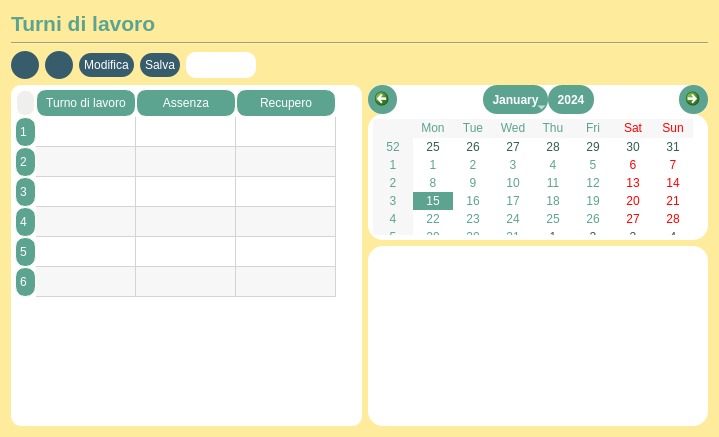
Above: dipendente/DatiDipendente/view/TurniDiLavoro.ui from StracciaMatteo/GestioneCinema before the change. Below: the same form after it.
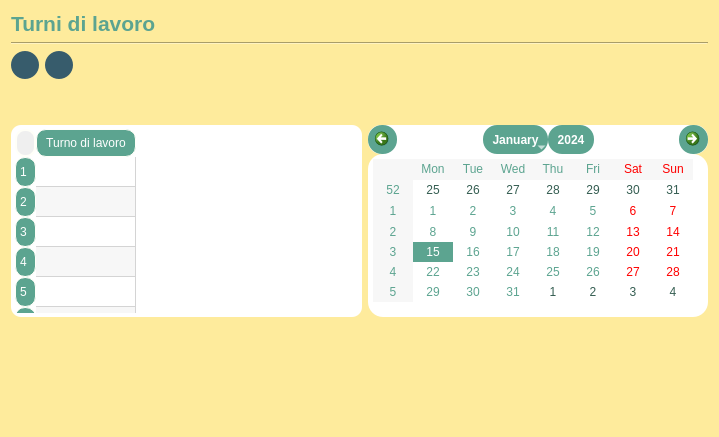
That is the form after the change. Icons and pictures are not drawn.

Commit message: fine implementazione Turni di lavoro e la tabella

The edit to the form file:
```diff
--- a/dipendente/DatiDipendente/view/TurniDiLavoro.ui
+++ b/dipendente/DatiDipendente/view/TurniDiLavoro.ui
@@ -230,140 +230,6 @@
        </property>
       </widget>
      </item>
-     <item>
-      <widget class="QPushButton" name="btn_modifica">
-       <property name="sizePolicy">
-        <sizepolicy hsizetype="Fixed" vsizetype="Fixed">
-         <horstretch>0</horstretch>
-         <verstretch>0</verstretch>
-        </sizepolicy>
-       </property>
-       <property name="styleSheet">
-        <string notr="true">QPushButton{
- border-radius: 12px;
-padding: 5px;
-background-color: rgb(55, 92, 108);
-color: rgb(255, 255, 255);
-border-style: outset;
-}
-
-QPushButton:hover{
-
-background-color: rgb(92, 154, 181);
-}
-QPushButton:pressed{
-border-style: inset;
-background-color: rgb(48, 80, 91);
-}
-
-</string>
-       </property>
-       <property name="text">
-        <string>Modifica</string>
-       </property>
-       <property name="icon">
-        <iconset>
-         <normaloff>Modifica-icon.png</normaloff>Modifica-icon.png</iconset>
-       </property>
-       <property name="iconSize">
-        <size>
-         <width>20</width>
-         <height>20</height>
-        </size>
-       </property>
-      </widget>
-     </item>
-     <item>
-      <widget class="QPushButton" name="btn_salva">
-       <property name="sizePolicy">
-        <sizepolicy hsizetype="Fixed" vsizetype="Fixed">
-         <horstretch>0</horstretch>
-         <verstretch>0</verstretch>
-        </sizepolicy>
-       </property>
-       <property name="styleSheet">
-        <string notr="true">QPushButton{
- border-radius: 12px;
-padding: 5px;
-background-color: rgb(55, 92, 108);
-color: rgb(255, 255, 255);
-border-style: outset;
-}
-
-QPushButton:hover{
-
-background-color: rgb(92, 154, 181);
-}
-QPushButton:pressed{
-border-style: inset;
-background-color: rgb(48, 80, 91);
-}
-
-
-</string>
-       </property>
-       <property name="text">
-        <string>Salva</string>
-       </property>
-       <property name="icon">
-        <iconset>
-         <normaloff>Salva_icon.ico</normaloff>Salva_icon.ico</iconset>
-       </property>
-       <property name="iconSize">
-        <size>
-         <width>16</width>
-         <height>16</height>
-        </size>
-       </property>
-      </widget>
-     </item>
-     <item>
-      <widget class="QComboBox" name="edit_box">
-       <property name="styleSheet">
-        <string notr="true">QComboBox{
-	background: white;
-	border-radius:10px;
-	padding: 5px;
-}
-
-
-QComboBox QAbstractItemView {
-	selection-background-color:rgb(55, 92, 108);
-	background-color: rgb(255, 255, 255);
-	border-radius:5px;
-	padding: 5px;
-
-}
-
-
-QComboBox::down-arrow {
-	 image: url(G:/Secondo anno automazione/Ingegneria del softwear/Cinema/Inerfaccia grafica/ComboBox-arrow.png) ;
-}
-
-QComboBox::down-arrow:disabled { 
-	image: url(G:/Secondo anno automazione/Ingegneria del softwear/Cinema/Inerfaccia grafica/ComboBox-arrow-disabled.png) ;
-}
-
-QComboBox::drop-down{
-	border-radius:10px;
-	padding: 5px;
-}
-
-QComboBox::drop-down:hover{
-	
-	background-color: rgb(92, 176, 150);
-	border-radius:5px;
-	padding: 5px;
-}
-
-QComboBox::down-arrow:on {
-    top: 1px;
-}
-
-</string>
-       </property>
-      </widget>
-     </item>
      <item>
       <spacer name="horizontalSpacer">
        <property name="orientation">
@@ -379,6 +245,22 @@
      </item>
     </layout>
    </item>
+   <item>
+    <spacer name="verticalSpacer_2">
+     <property name="orientation">
+      <enum>Qt::Vertical</enum>
+     </property>
+     <property name="sizeType">
+      <enum>QSizePolicy::Fixed</enum>
+     </property>
+     <property name="sizeHint" stdset="0">
+      <size>
+       <width>20</width>
+       <height>40</height>
+      </size>
+     </property>
+    </spacer>
+   </item>
    <item>
     <layout class="QHBoxLayout" name="horizontalLayout">
      <item>
@@ -480,7 +362,7 @@
         <number>6</number>
        </property>
        <property name="columnCount">
-        <number>3</number>
+        <number>1</number>
        </property>
        <attribute name="horizontalHeaderCascadingSectionResizes">
         <bool>false</bool>
@@ -496,16 +378,6 @@
          <string>Turno di lavoro</string>
         </property>
        </column>
-       <column>
-        <property name="text">
-         <string>Assenza</string>
-        </property>
-       </column>
-       <column>
-        <property name="text">
-         <string>Recupero</string>
-        </property>
-       </column>
       </widget>
      </item>
      <item>
@@ -535,42 +407,23 @@
          </property>
         </widget>
        </item>
-       <item>
-        <widget class="QListWidget" name="listWidget">
-         <property name="sizePolicy">
-          <sizepolicy hsizetype="Maximum" vsizetype="Preferred">
-           <horstretch>0</horstretch>
-           <verstretch>0</verstretch>
-          </sizepolicy>
-         </property>
-         <property name="minimumSize">
-          <size>
-           <width>340</width>
-           <height>0</height>
-          </size>
-         </property>
-         <property name="maximumSize">
-          <size>
-           <width>200</width>
-           <height>300</height>
-          </size>
-         </property>
-         <property name="styleSheet">
-          <string notr="true">QListWidget{
-color: rgb(51, 86, 101);
- border-radius: 15px;
-background-color: rgb(255, 255, 255);
-padding: 5px;
-
-
-}</string>
-         </property>
-        </widget>
-       </item>
       </layout>
      </item>
     </layout>
    </item>
+   <item>
+    <spacer name="verticalSpacer">
+     <property name="orientation">
+      <enum>Qt::Vertical</enum>
+     </property>
+     <property name="sizeHint" stdset="0">
+      <size>
+       <width>20</width>
+       <height>40</height>
+      </size>
+     </property>
+    </spacer>
+   </item>
   </layout>
  </widget>
  <resources/>
```
The commit also changes 3 other files.
